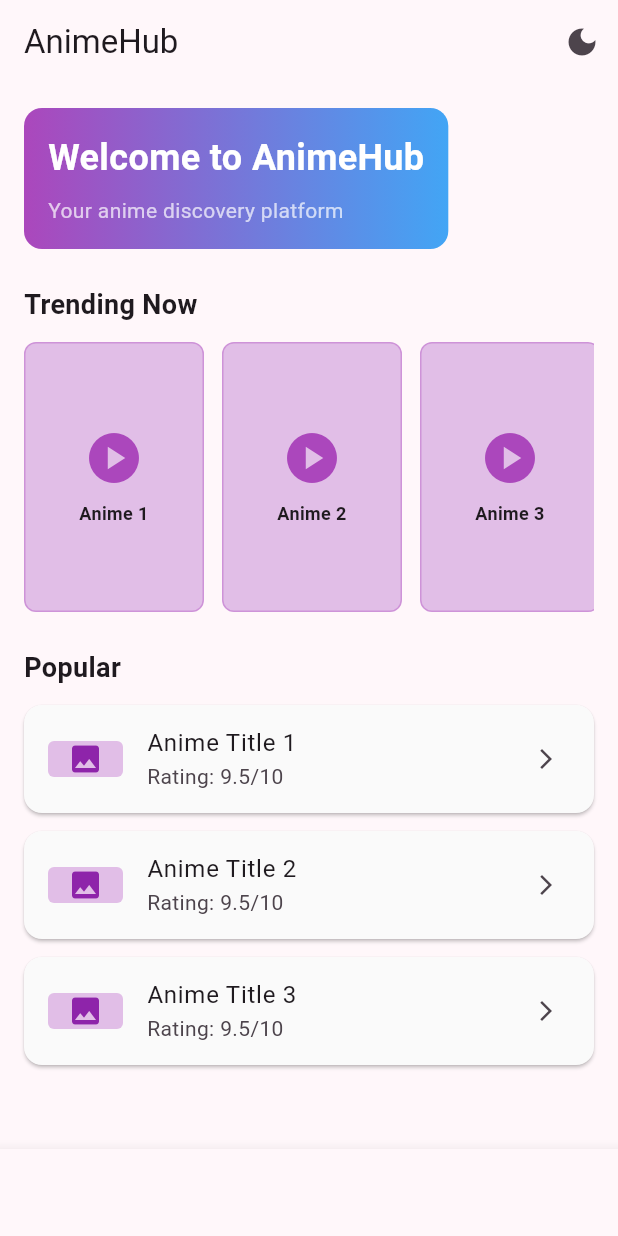
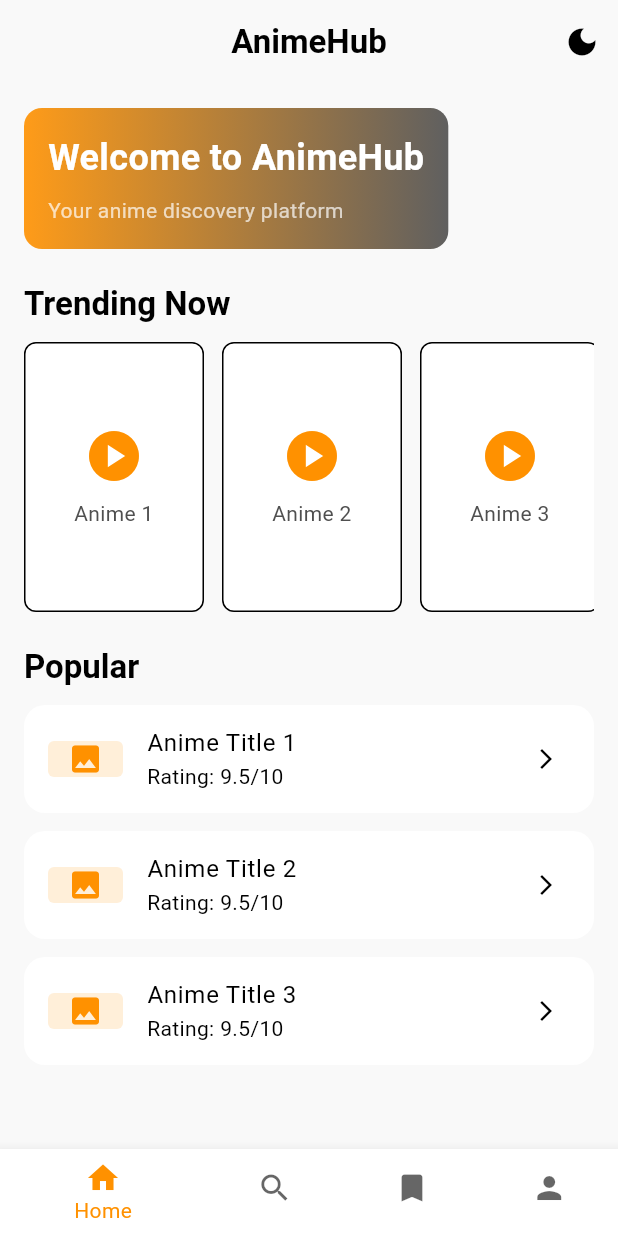
Before and after one commit to shufanshahi/animeverse, a Flutter app: the screen it shows after launch, on a phone screen of 412 x 824 dp. Run offline on Flutter 3.47's test engine with Material 3 defaults, Android fonts, the light colour scheme and no system bars; Roboto replaces fonts that are missing (Poppins).

Commit message:
basic themes,font styles

```diff
--- a/lib/config/theme/app_colors.dart
+++ b/lib/config/theme/app_colors.dart
@@ -0,0 +1,27 @@
+import 'package:flutter/material.dart';
+
+class AppColors {
+  AppColors._();
+
+  // ========================
+  // DARK THEME COLORS
+  // ========================
+  static const Color darkBackground = Color(0xFF000000);
+  static const Color darkCard = Color(0xFF121212);
+  static const Color darkAccent = Color.fromARGB(255, 255, 145, 0);
+  static const Color darkTextPrimary = Color(0xFFFFFFFF);
+  static const Color darkTextSecondary = Color.fromARGB(255, 158, 158, 158);
+  static const Color darkDivider = Color(0xFF2C2C2C);
+  static const Color darkError = Color(0xFFFF5C5C);
+
+  // ========================
+  // LIGHT THEME COLORS
+  // ========================
+  static const Color lightBackground = Color(0xFFF9F9F9);
+  static const Color lightCard = Color(0xFFFFFFFF);
+  static const Color lightAccent = Color.fromARGB(255, 255, 145, 0);
+  static const Color lightTextPrimary = Color(0xFF000000);
+  static const Color lightTextSecondary = Color(0xFF4F4F4F);
+  static const Color lightDivider = Color(0xFFE0E0E0);
+  static const Color lightError = Color(0xFFD32F2F);
+}
--- a/lib/config/theme/app_text_styles.dart
+++ b/lib/config/theme/app_text_styles.dart
@@ -0,0 +1,81 @@
+import 'package:flutter/material.dart';
+import 'app_colors.dart';
+
+class AppTextStyles {
+  AppTextStyles._();
+
+  // Common font family (you can change to your favorite Google Font)
+  static const String _fontFamily = 'Poppins';
+
+  // ---------------------------
+  // DARK TEXT STYLES
+  // ---------------------------
+  static const TextStyle darkHeadline1 = TextStyle(
+    fontFamily: _fontFamily,
+    fontSize: 28,
+    fontWeight: FontWeight.bold,
+    color: AppColors.darkTextPrimary,
+  );
+
+  static const TextStyle darkHeadline2 = TextStyle(
+    fontFamily: _fontFamily,
+    fontSize: 22,
+    fontWeight: FontWeight.w600,
+    color: AppColors.darkTextPrimary,
+  );
+
+  static const TextStyle darkBodyLarge = TextStyle(
+    fontFamily: _fontFamily,
+    fontSize: 16,
+    color: AppColors.darkTextPrimary,
+  );
+
+  static const TextStyle darkBodyMedium = TextStyle(
+    fontFamily: _fontFamily,
+    fontSize: 14,
+    color: AppColors.darkTextSecondary,
+  );
+
+  static const TextStyle darkButton = TextStyle(
+    fontFamily: _fontFamily,
+    fontWeight: FontWeight.w600,
+    fontSize: 16,
+    color: AppColors.darkBackground,
+  );
+
+  // ---------------------------
+  // LIGHT TEXT STYLES
+  // ---------------------------
+  static const TextStyle lightHeadline1 = TextStyle(
+    fontFamily: _fontFamily,
+    fontSize: 28,
+    fontWeight: FontWeight.bold,
+    color: AppColors.lightTextPrimary,
+  );
+
+  static const TextStyle lightHeadline2 = TextStyle(
+    fontFamily: _fontFamily,
+    fontSize: 22,
+    fontWeight: FontWeight.w600,
+    color: AppColors.lightTextPrimary,
+  );
+
+  static const TextStyle lightBodyLarge = TextStyle(
+    fontFamily: _fontFamily,
+    fontSize: 16,
+    color: AppColors.lightTextPrimary,
+  );
+
+  static const TextStyle lightBodyMedium = TextStyle(
+    fontFamily: _fontFamily,
+    fontSize: 14,
+    color: AppColors.lightTextSecondary,
+  );
+
+  static const TextStyle lightButton = TextStyle(
+    fontFamily: _fontFamily,
+    fontWeight: FontWeight.w600,
+    fontSize: 16,
+    color: AppColors.lightBackground,
+  );
+}
--- a/lib/config/theme/app_theme.dart
+++ b/lib/config/theme/app_theme.dart
@@ -0,0 +1,198 @@
+import 'package:flutter/material.dart';
+import 'app_colors.dart';
+import 'app_text_styles.dart';
+
+class AppTheme {
+  AppTheme._();
+
+  // ============================
+  // DARK THEME
+  // ============================
+  static ThemeData darkTheme({bool useMaterial3 = true}) {
+    return ThemeData(
+      brightness: Brightness.dark,
+      useMaterial3: useMaterial3,
+      scaffoldBackgroundColor: AppColors.darkBackground,
+      colorScheme: const ColorScheme.dark(
+        primary: AppColors.darkAccent,
+        onPrimary: AppColors.darkBackground,
+        background: AppColors.darkBackground,
+        onBackground: AppColors.darkTextPrimary,
+        surface: AppColors.darkCard,
+        onSurface: AppColors.darkTextPrimary,
+        error: AppColors.darkError,
+        onError: AppColors.darkBackground,
+        secondary: AppColors.darkTextSecondary,
+        onSecondary: AppColors.darkTextPrimary,
+      ),
+
+      // ============================
+      // App Bar
+      // ============================
+      appBarTheme: const AppBarTheme(
+        backgroundColor: Colors.transparent,
+        elevation: 0,
+        centerTitle: true,
+        titleTextStyle: AppTextStyles.darkHeadline2,
+        iconTheme: IconThemeData(color: AppColors.darkTextPrimary),
+      ),
+
+      // ============================
+      // Text Theme
+      // ============================
+      textTheme: const TextTheme(
+        displayLarge: AppTextStyles.darkHeadline1,
+        displayMedium: AppTextStyles.darkHeadline2,
+        bodyLarge: AppTextStyles.darkBodyLarge,
+        bodyMedium: AppTextStyles.darkBodyMedium,
+        labelLarge: AppTextStyles.darkButton,
+      ),
+
+      // ============================
+      // Buttons
+      // ============================
+      elevatedButtonTheme: ElevatedButtonThemeData(
+        style: ElevatedButton.styleFrom(
+          backgroundColor: AppColors.darkAccent,
+          foregroundColor: AppColors.darkBackground,
+          textStyle: AppTextStyles.darkButton,
+          padding: const EdgeInsets.symmetric(vertical: 14, horizontal: 18),
+          shape: RoundedRectangleBorder(
+            borderRadius: BorderRadius.circular(12),
+          ),
+          elevation: 0,
+        ),
+      ),
+
+      outlinedButtonTheme: OutlinedButtonThemeData(
+        style: OutlinedButton.styleFrom(
+          foregroundColor: AppColors.darkTextPrimary,
+          side: const BorderSide(color: AppColors.darkDivider),
+          shape: RoundedRectangleBorder(
+            borderRadius: BorderRadius.circular(12),
+          ),
+        ),
+      ),
+
+      // ============================
+      // Input Fields
+      // ============================
+      inputDecorationTheme: InputDecorationTheme(
+        filled: true,
+        fillColor: AppColors.darkCard,
+        hintStyle: const TextStyle(color: AppColors.darkTextSecondary),
+        labelStyle: const TextStyle(color: AppColors.darkTextPrimary),
+        enabledBorder: OutlineInputBorder(
+          borderSide: const BorderSide(color: AppColors.darkDivider),
+          borderRadius: BorderRadius.circular(10),
+        ),
+        focusedBorder: OutlineInputBorder(
+          borderSide: const BorderSide(color: AppColors.darkAccent),
+          borderRadius: BorderRadius.circular(10),
+        ),
+      ),
+
+      // ============================
+      // Cards
+      // ============================
+      cardTheme: const CardThemeData(
+        color: AppColors.darkCard,
+        elevation: 0,
+        shape: RoundedRectangleBorder(
+          borderRadius: BorderRadius.all(Radius.circular(14)),
+        ),
+      ),
+
+      dividerColor: AppColors.darkDivider,
+      iconTheme: const IconThemeData(color: AppColors.darkTextPrimary),
+    );
+  }
+
+  // ============================
+  // LIGHT THEME
+  // ============================
+  static ThemeData lightTheme({bool useMaterial3 = true}) {
+    return ThemeData(
+      brightness: Brightness.light,
+      useMaterial3: useMaterial3,
+      scaffoldBackgroundColor: AppColors.lightBackground,
+      colorScheme: const ColorScheme.light(
+        primary: AppColors.lightAccent,
+        onPrimary: AppColors.lightBackground,
+        background: AppColors.lightBackground,
+        onBackground: AppColors.lightTextPrimary,
+        surface: AppColors.lightCard,
+        onSurface: AppColors.lightTextPrimary,
+        error: AppColors.lightError,
+        onError: AppColors.lightBackground,
+        secondary: AppColors.lightTextSecondary,
+        onSecondary: AppColors.lightTextPrimary,
+      ),
+
+      appBarTheme: const AppBarTheme(
+        backgroundColor: Colors.transparent,
+        elevation: 0,
+        centerTitle: true,
+        titleTextStyle: AppTextStyles.lightHeadline2,
+        iconTheme: IconThemeData(color: AppColors.lightTextPrimary),
+      ),
+
+      textTheme: const TextTheme(
+        displayLarge: AppTextStyles.lightHeadline1,
+        displayMedium: AppTextStyles.lightHeadline2,
+        bodyLarge: AppTextStyles.lightBodyLarge,
+        bodyMedium: AppTextStyles.lightBodyMedium,
+        labelLarge: AppTextStyles.lightButton,
+      ),
+
+      elevatedButtonTheme: ElevatedButtonThemeData(
+        style: ElevatedButton.styleFrom(
+          backgroundColor: AppColors.lightAccent,
+          foregroundColor: AppColors.lightBackground,
+          textStyle: AppTextStyles.lightButton,
+          padding: const EdgeInsets.symmetric(vertical: 14, horizontal: 18),
+          shape: RoundedRectangleBorder(
+            borderRadius: BorderRadius.circular(12),
+          ),
+          elevation: 0,
+        ),
+      ),
+
+      outlinedButtonTheme: OutlinedButtonThemeData(
+        style: OutlinedButton.styleFrom(
+          foregroundColor: AppColors.lightTextPrimary,
+          side: const BorderSide(color: AppColors.lightDivider),
+          shape: RoundedRectangleBorder(
+            borderRadius: BorderRadius.circular(12),
+          ),
+        ),
+      ),
+
+      inputDecorationTheme: InputDecorationTheme(
+        filled: true,
+        fillColor: AppColors.lightCard,
+        hintStyle: const TextStyle(color: AppColors.lightTextSecondary),
+        labelStyle: const TextStyle(color: AppColors.lightTextPrimary),
+        enabledBorder: OutlineInputBorder(
+          borderSide: const BorderSide(color: AppColors.lightDivider),
+          borderRadius: BorderRadius.circular(10),
+        ),
+        focusedBorder: OutlineInputBorder(
+          borderSide: const BorderSide(color: AppColors.lightAccent),
+          borderRadius: BorderRadius.circular(10),
+        ),
+      ),
+
+      cardTheme: const CardThemeData(
+        color: AppColors.lightCard,
+        elevation: 0,
+        shape: RoundedRectangleBorder(
+          borderRadius: BorderRadius.all(Radius.circular(14)),
+        ),
+      ),
+
+      dividerColor: AppColors.lightDivider,
+      iconTheme: const IconThemeData(color: AppColors.lightTextPrimary),
+    );
+  }
+}
--- a/lib/main.dart
+++ b/lib/main.dart
@@ -1,4 +1,5 @@
 import 'package:flutter/material.dart';
+import '/config/theme/app_theme.dart'; // ✅ import your custom theme folder
 
 void main() {
   runApp(const MyApp());
@@ -19,21 +20,12 @@ class _MyAppState extends State<MyApp> {
     return MaterialApp(
       title: 'AnimeHub',
       debugShowCheckedModeBanner: false,
-      theme: ThemeData(
-        colorScheme: ColorScheme.fromSeed(
-          seedColor: Colors.purple,
-          brightness: Brightness.light,
-        ),
-        useMaterial3: true,
-      ),
-      darkTheme: ThemeData(
-        colorScheme: ColorScheme.fromSeed(
-          seedColor: Colors.purple,
-          brightness: Brightness.dark,
-        ),
-        useMaterial3: true,
-      ),
+
+      // ✅ Use your new theme setup
+      theme: AppTheme.lightTheme(),
+      darkTheme: AppTheme.darkTheme(),
       themeMode: isDarkMode ? ThemeMode.dark : ThemeMode.light,
+
       home: HomeScreen(
         isDarkMode: isDarkMode,
         onThemeChanged: (value) {
@@ -58,6 +50,9 @@ class HomeScreen extends StatelessWidget {
 
   @override
   Widget build(BuildContext context) {
+    final theme = Theme.of(context);
+    final colorScheme = theme.colorScheme;
+
     return Scaffold(
       appBar: AppBar(
         title: const Text('AnimeHub'),
@@ -76,14 +71,16 @@ class HomeScreen extends StatelessWidget {
           child: Column(
             crossAxisAlignment: CrossAxisAlignment.start,
             children: [
+              // =========================
               // Welcome Section
+              // =========================
               Container(
                 padding: const EdgeInsets.all(16),
                 decoration: BoxDecoration(
                   gradient: LinearGradient(
                     colors: [
-                      isDarkMode ? Colors.purple.shade700 : Colors.purple.shade400,
-                      isDarkMode ? Colors.blue.shade700 : Colors.blue.shade400,
+                      colorScheme.primary.withOpacity(0.9),
+                      colorScheme.secondary.withOpacity(0.9),
                     ],
                   ),
                   borderRadius: BorderRadius.circular(12),
@@ -110,15 +107,15 @@ class HomeScreen extends StatelessWidget {
                   ],
                 ),
               ),
+
               const SizedBox(height: 24),
 
+              // =========================
               // Trending Section
-              const Text(
+              // =========================
+              Text(
                 'Trending Now',
-                style: TextStyle(
-                  fontSize: 18,
-                  fontWeight: FontWeight.bold,
-                ),
+                style: theme.textTheme.displayMedium,
               ),
               const SizedBox(height: 12),
               SizedBox(
@@ -131,15 +128,9 @@ class HomeScreen extends StatelessWidget {
                       width: 120,
                       margin: const EdgeInsets.only(right: 12),
                       decoration: BoxDecoration(
-                        color: isDarkMode
-                            ? Colors.purple.shade900
-                            : Colors.purple.shade100,
+                        color: colorScheme.surface,
                         borderRadius: BorderRadius.circular(8),
-                        border: Border.all(
-                          color: isDarkMode
-                              ? Colors.purple.shade700
-                              : Colors.purple.shade200,
-                        ),
+                        border: Border.all(color: colorScheme.outline),
                       ),
                       child: Column(
                         mainAxisAlignment: MainAxisAlignment.center,
@@ -147,17 +138,12 @@ class HomeScreen extends StatelessWidget {
                           Icon(
                             Icons.play_circle,
                             size: 40,
-                            color: isDarkMode
-                                ? Colors.purple.shade400
-                                : Colors.purple.shade400,
+                            color: colorScheme.primary,
                           ),
                           const SizedBox(height: 8),
                           Text(
                             'Anime ${index + 1}',
-                            style: const TextStyle(
-                              fontWeight: FontWeight.bold,
-                              fontSize: 12,
-                            ),
+                            style: theme.textTheme.bodyMedium,
                             textAlign: TextAlign.center,
                           ),
                         ],
@@ -166,15 +152,15 @@ class HomeScreen extends StatelessWidget {
                   },
                 ),
               ),
+
               const SizedBox(height: 24),
 
+              // =========================
               // Popular Section
-              const Text(
+              // =========================
+              Text(
                 'Popular',
-                style: TextStyle(
-                  fontSize: 18,
-                  fontWeight: FontWeight.bold,
-                ),
+                style: theme.textTheme.displayMedium,
               ),
               const SizedBox(height: 12),
               ListView.builder(
@@ -184,35 +170,29 @@ class HomeScreen extends StatelessWidget {
                 itemBuilder: (context, index) {
                   return Card(
                     margin: const EdgeInsets.only(bottom: 12),
-                    color: isDarkMode
-                        ? Colors.grey.shade900
-                        : Colors.grey.shade50,
                     child: ListTile(
                       leading: Container(
                         width: 50,
                         decoration: BoxDecoration(
-                          color: isDarkMode
-                              ? Colors.purple.shade900
-                              : Colors.purple.shade100,
+                          color: colorScheme.primary.withOpacity(0.15),
                           borderRadius: BorderRadius.circular(4),
                         ),
                         child: Icon(
                           Icons.image,
-                          color: isDarkMode
-                              ? Colors.purple.shade400
-                              : Colors.purple.shade600,
+                          color: colorScheme.primary,
                         ),
                       ),
-                      title: Text('Anime Title ${index + 1}'),
+                      title: Text(
+                        'Anime Title ${index + 1}',
+                        style: theme.textTheme.bodyLarge,
+                      ),
                       subtitle: const Text('Rating: 9.5/10'),
                       trailing: const Icon(Icons.arrow_forward_ios, size: 16),
                       onTap: () {
                         ScaffoldMessenger.of(context).showSnackBar(
                           SnackBar(
                             content: Text('Tapped on Anime ${index + 1}'),
-                            backgroundColor: isDarkMode
-                                ? Colors.purple.shade700
-                                : Colors.purple.shade600,
+                            backgroundColor: colorScheme.primary,
                           ),
                         );
                       },
@@ -225,23 +205,16 @@ class HomeScreen extends StatelessWidget {
         ),
       ),
       bottomNavigationBar: BottomNavigationBar(
+        currentIndex: 0,
+        onTap: (_) {},
+        selectedItemColor: colorScheme.primary,
+        unselectedItemColor: colorScheme.onSurface.withOpacity(0.6),
+        backgroundColor: colorScheme.surface,
         items: const [
-          BottomNavigationBarItem(
-            icon: Icon(Icons.home),
-            label: 'Home',
-          ),
-          BottomNavigationBarItem(
-            icon: Icon(Icons.search),
-            label: 'Search',
-          ),
-          BottomNavigationBarItem(
-            icon: Icon(Icons.bookmark),
-            label: 'Watchlist',
-          ),
-          BottomNavigationBarItem(
-            icon: Icon(Icons.person),
-            label: 'Profile',
-          ),
+          BottomNavigationBarItem(icon: Icon(Icons.home), label: 'Home'),
+          BottomNavigationBarItem(icon: Icon(Icons.search), label: 'Search'),
+          BottomNavigationBarItem(icon: Icon(Icons.bookmark), label: 'Watchlist'),
+          BottomNavigationBarItem(icon: Icon(Icons.person), label: 'Profile'),
         ],
       ),
     );
```
